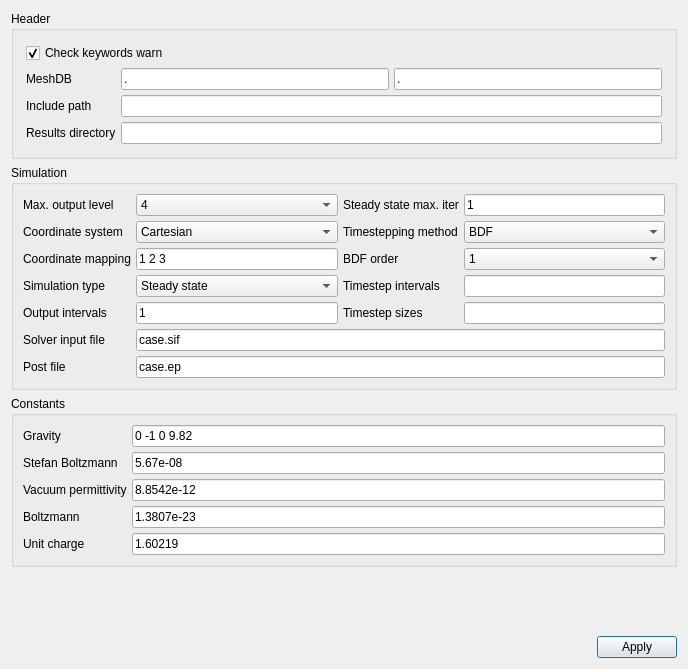
Qt form ElmerGUI/forms/generalsetup.ui (tehnick/elmerfem) before a commit.
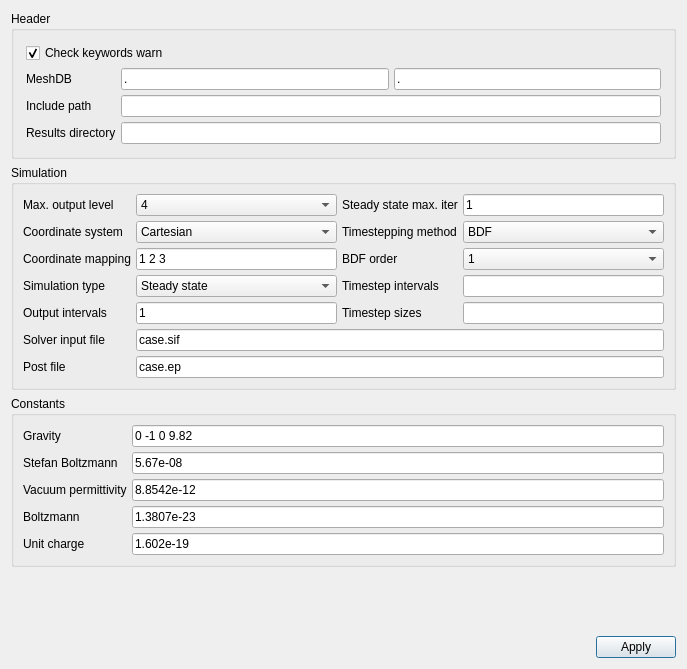
The same form after that commit. Icons and pictures are not drawn.

Commit message: ElmerGUI: Corrected unit charge in generalsetup.ui

```diff
--- a/ElmerGUI/forms/generalsetup.ui
+++ b/ElmerGUI/forms/generalsetup.ui
@@ -5,7 +5,7 @@
    <rect>
     <x>0</x>
     <y>0</y>
-    <width>688</width>
+    <width>687</width>
     <height>669</height>
    </rect>
   </property>
@@ -481,7 +481,7 @@
       <item row="4" column="1" >
        <widget class="QLineEdit" name="unitChargeEdit" >
         <property name="text" >
-         <string>1.60219</string>
+         <string>1.602e-19</string>
         </property>
        </widget>
       </item>
```
